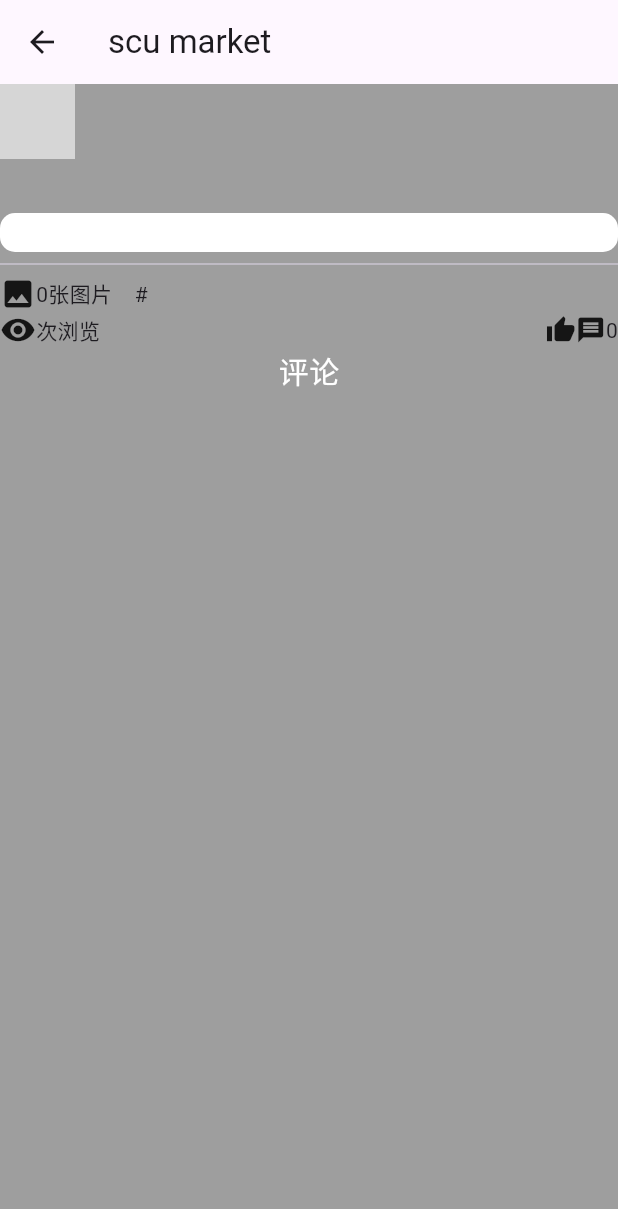
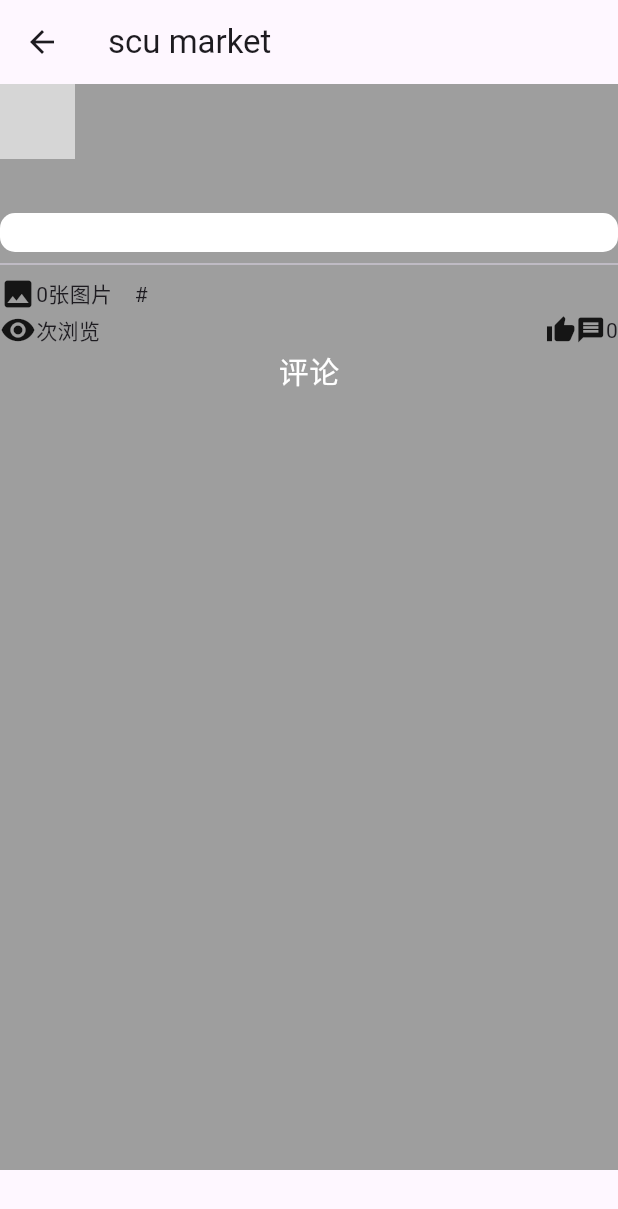
Before and after one commit to jeanhua/scu-market, a Flutter app: the DetailPage screen opened directly with empty values, on a phone screen of 412 x 824 dp. Shown: the top 1209 px of the screen. Run offline on Flutter 3.47's test engine with Material 3 defaults, Android fonts, the light colour scheme and no system bars; our stand-ins replace photo_view; network calls fail; grey boxes are pictures that could not be loaded.

Commit message:
修改页面布局，防止溢出

```diff
--- a/lib/detailPage.dart
+++ b/lib/detailPage.dart
@@ -67,7 +67,9 @@ class DetailPageState extends State<DetailPage> {
           title: const Text("scu market"),
         ),
         body: Container(
+            height: MediaQuery.of(context).size.height - 100,
             decoration: const BoxDecoration(color: Colors.grey),
+            child: SingleChildScrollView(
               child: Column(
                 children: [
                   Row(
@@ -127,17 +129,20 @@ class DetailPageState extends State<DetailPage> {
                       : Padding(
                           padding: const EdgeInsets.all(20),
                           child: Container(
-                        decoration: BoxDecoration(color: Colors.teal,borderRadius: BorderRadius.circular(15)),
-                        height: 270,
+                            decoration: BoxDecoration(
+                                color: Colors.teal,
+                                borderRadius: BorderRadius.circular(15)),
                             child: ListView.builder(
                                 addAutomaticKeepAlives: true,
+                                shrinkWrap: true,
+                                physics: const NeverScrollableScrollPhysics(),
                                 itemCount: imageNums,
                                 itemBuilder: (context, index) {
                                   return Container(
                                     width: 150,
-                                height: 150,
                                     decoration: BoxDecoration(
-                                    borderRadius: BorderRadius.circular(10)),
+                                        borderRadius:
+                                            BorderRadius.circular(10)),
                                     child: Padding(
                                         padding: const EdgeInsets.all(10),
                                         child: GestureDetector(
@@ -200,9 +205,10 @@ class DetailPageState extends State<DetailPage> {
                     "评论",
                     style: TextStyle(fontSize: 20, color: Colors.white),
                   ),
-              Expanded(
-                  child: ListView.builder(
+                  ListView.builder(
+                      shrinkWrap: true,
                       itemCount: remarks.length,
+                      physics: const NeverScrollableScrollPhysics(),
                       itemBuilder: (context, index) {
                         var remark = remarks[index];
                         return Padding(
@@ -229,7 +235,9 @@ class DetailPageState extends State<DetailPage> {
                                     ),
                                     Text(
                                       "${remark['user']['nickname']} ",
-                                      style: const TextStyle(fontSize: 20,color: Colors.blueAccent),
+                                      style: const TextStyle(
+                                          fontSize: 20,
+                                          color: Colors.blueAccent),
                                     ),
                                     Text(
                                       "${remark["user"]["leaver_name"]}",
@@ -256,10 +264,10 @@ class DetailPageState extends State<DetailPage> {
                             ),
                           ),
                         );
-                      }))
+                      })
                 ],
               ),
-        ));
+            )));
   }
 }
 
```
Lines whose indentation alone changed are shown as unchanged.
